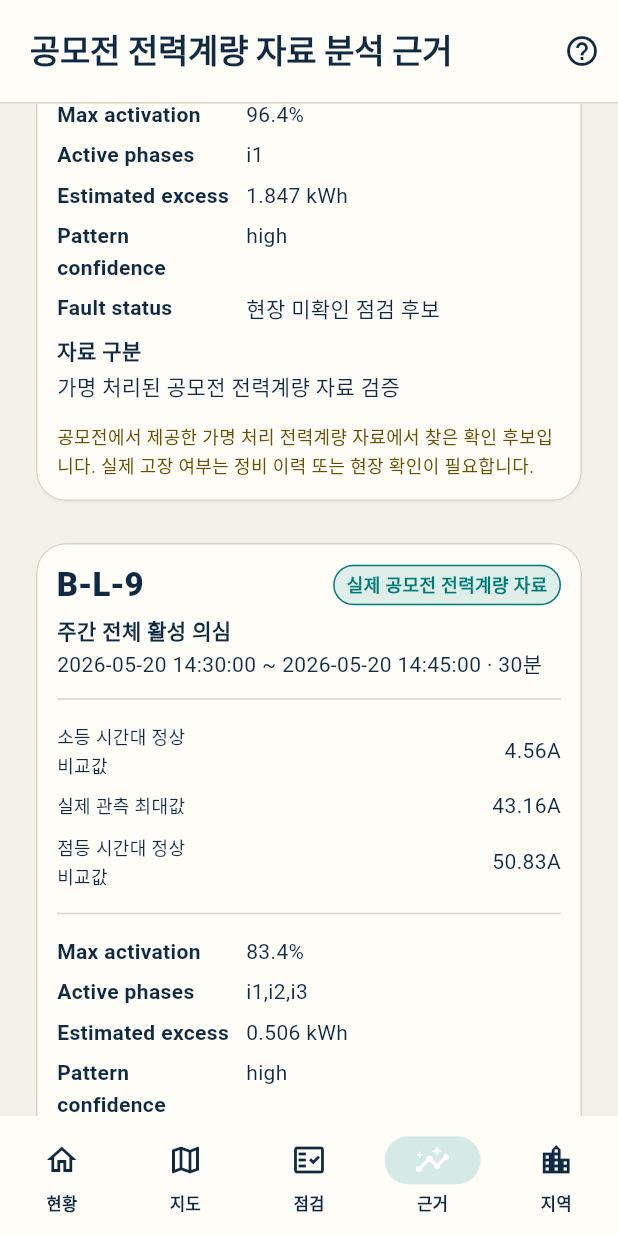
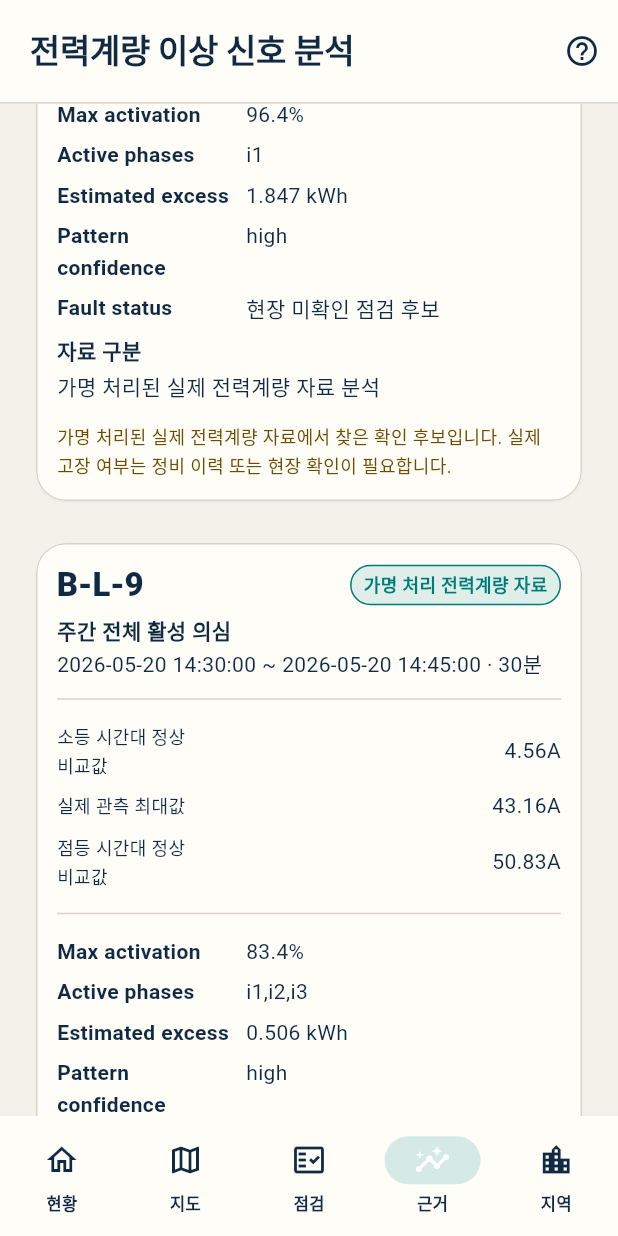
Before and after one commit to good5229/AMI_2026, a Flutter app: the AmiValidationScreen screen opened by its route, scrolled down 576 dp, on a phone screen of 412 x 824 dp. Run offline on Flutter 3.47's test engine with Material 3 defaults, Android fonts, the phone set to English and light mode, and no system bars; our stand-ins replace flutter_map, flutter_riverpod, go_router, latlong2; missing offline and left inert: dart:html; Roboto replaces fonts that are missing (Noto Sans KR).

Commit message:
refactor: remove competition framing from product UI

```diff
--- a/lightguard_app/assets/data/ami_event_windows/replay_manifest.json
+++ b/lightguard_app/assets/data/ami_event_windows/replay_manifest.json
@@ -1,6 +1,6 @@
 {
   "schema_version": "lightguard-ami-replay-v0.3",
-  "source_kind": "anonymized_competition_ami",
+  "source_kind": "anonymized_metering_data",
   "source_workbook_sha256": "c18b49022d1c7dee2117a8d65a07d71351fb1aea8538751b7032867e4081b7d0",
   "source_sheet": "B선로 AMI DATA",
   "extracted_at": "2026-08-20T07:24:23Z",
--- a/lightguard_app/assets/data/context/v07_regional_seasonal_summary.json
+++ b/lightguard_app/assets/data/context/v07_regional_seasonal_summary.json
@@ -233,7 +233,7 @@
   "claim_boundary": "Not field or external regional AMI generalization.",
   "context_year": 2025,
   "external_ami_validation": {
-    "reason": "Competition AMI contains five Busan B-line meters without municipal cabinet mapping; no Gangneung or Chungju field AMI is available.",
+    "reason": "The anonymized metering dataset contains five Busan B-line meters without municipal cabinet mapping; no Gangneung or Chungju field AMI is available.",
     "status": "unavailable"
   },
   "frozen_detector_config": {
--- a/lightguard_app/assets/data/context/v10_real_background_summary.json
+++ b/lightguard_app/assets/data/context/v10_real_background_summary.json
@@ -1,6 +1,6 @@
 {
   "schema_version": "lightguard.v10.real-background-summary.1",
-  "source_mode": "anonymized_competition_ami",
+  "source_mode": "anonymized_metering_data",
   "meters": 5,
   "period": "2026-04-01/2026-06-30",
   "background_pool_units": 200,
--- a/lightguard_app/lib/core/presentation/operational_copy.dart
+++ b/lightguard_app/lib/core/presentation/operational_copy.dart
@@ -54,7 +54,7 @@ String operationalEvidenceSourceLabel(CabinetRecord cabinet) {
     return '검증용 모의 신호';
   }
   if (cabinet.evidenceSource == EvidenceSource.realCompetitionAmi) {
-    return '공모전 제공 전력계량 자료';
+    return '가명 처리 전력계량 자료';
   }
   if (cabinet.signalSource == SignalSource.realMunicipalAmi) {
     return '지자체 연계 전력계량 자료';
--- a/lightguard_app/lib/data/repositories/lightguard_repository.dart
+++ b/lightguard_app/lib/data/repositories/lightguard_repository.dart
@@ -74,7 +74,7 @@ class ValidationEvent {
     );
   }
 
-  String get badge => '실제 공모전 AMI';
+  String get badge => '가명 처리 전력계량 자료';
 }
 
 class LightguardRepository {
--- a/lightguard_app/lib/features/ami_validation/ami_validation_screen.dart
+++ b/lightguard_app/lib/features/ami_validation/ami_validation_screen.dart
@@ -10,10 +10,8 @@ import 'v12r_literature_card.dart';
 import 'v13_external_validation_card.dart';
 import 'v14_physical_external_card.dart';
 import 'v15_target_mechanism_card.dart';
-import 'v16_competition_utility_card.dart';
 import 'municipal_operations_evidence_card.dart';
 import 'nationwide_file_census_card.dart';
-import 'submission_readiness_card.dart';
 
 import '../../core/widgets/app_scaffold.dart';
 import '../../core/widgets/status_badges.dart';
@@ -25,7 +23,7 @@ class AmiValidationScreen extends ConsumerWidget {
   const AmiValidationScreen({super.key});
 
   static const disclaimer =
-      '공모전에서 제공한 가명 처리 전력계량 자료에서 찾은 확인 후보입니다. 실제 고장 여부는 정비 이력 또는 현장 확인이 필요합니다.';
+      '가명 처리된 실제 전력계량 자료에서 찾은 확인 후보입니다. 실제 고장 여부는 정비 이력 또는 현장 확인이 필요합니다.';
 
   @override
   Widget build(BuildContext context, WidgetRef ref) {
@@ -42,7 +40,7 @@ class AmiValidationScreen extends ConsumerWidget {
           const Scaffold(body: Center(child: CircularProgressIndicator())),
       error: (error, _) =>
           const Scaffold(
-            body: Center(child: Text('공모전 전력계량 자료를 불러오지 못했습니다.')),
+            body: Center(child: Text('전력계량 자료를 불러오지 못했습니다.')),
           ),
       data: (events) {
         final featured = events.where(_isFeatured).toList(growable: false);
@@ -53,7 +51,7 @@ class AmiValidationScreen extends ConsumerWidget {
             event.firstSample.startsWith('2026-05-11')).firstOrNull;
 
         return LightguardShell(
-          title: '공모전 전력계량 자료 분석 근거',
+          title: '전력계량 이상 신호 분석',
           child: ListView(
             padding: const EdgeInsets.all(12),
             children: [
@@ -220,10 +218,6 @@ class _V06EvidenceHardening extends StatelessWidget {
             const SizedBox(height: 16),
             const V15TargetMechanismCard(),
             const SizedBox(height: 16),
-            const V16CompetitionUtilityCard(),
-            const SizedBox(height: 16),
-            const SubmissionReadinessCard(),
-            const SizedBox(height: 12),
             const MunicipalOperationsEvidenceCard(),
             const SizedBox(height: 16),
             const NationwideFileCensusCard(),
@@ -439,7 +433,7 @@ class _ActualReplayCard extends StatelessWidget {
         child: Column(
           crossAxisAlignment: CrossAxisAlignment.start,
           children: [
-            Text('가명 처리된 공모전 전력계량 자료 · 실제 시간대별 측정값',
+            Text('가명 처리 전력계량 자료 · 실제 시간대별 측정값',
                 style: Theme.of(context).textTheme.titleMedium),
             const SizedBox(height: 4),
             Text('실제 측정 구간 $windowCount개 · 계량기 ${event.meterId} 대표 구간'),
@@ -577,7 +571,7 @@ class _SummaryCard extends StatelessWidget {
               runSpacing: 8,
               crossAxisAlignment: WrapCrossAlignment.center,
               children: [
-                StatusBadge(type: BadgeType.realAmi, label: '실제 공모전 전력계량 자료'),
+                StatusBadge(type: BadgeType.realAmi, label: '가명 처리 전력계량 자료'),
                 StatusBadge(type: BadgeType.validation, label: '현장 미확인 점검 후보'),
               ],
             ),
@@ -616,7 +610,7 @@ class _CaseStudyCard extends StatelessWidget {
                 Expanded(
                     child: Text(event.meterId,
                         style: Theme.of(context).textTheme.titleLarge)),
-                const StatusBadge(type: BadgeType.realAmi, label: '실제 공모전 전력계량 자료'),
+                const StatusBadge(type: BadgeType.realAmi, label: '가명 처리 전력계량 자료'),
               ],
             ),
             const SizedBox(height: 6),
@@ -634,7 +628,7 @@ class _CaseStudyCard extends StatelessWidget {
                 '${event.estimatedExcessKwh.toStringAsFixed(3)} kWh'),
             _kv('Pattern confidence', event.patternConfidence),
             _kv('Fault status', '현장 미확인 점검 후보'),
-            _kv('자료 구분', '가명 처리된 공모전 전력계량 자료 검증'),
+            _kv('자료 구분', '가명 처리된 실제 전력계량 자료 분석'),
             const SizedBox(height: 10),
             const Text(AmiValidationScreen.disclaimer,
                 style: TextStyle(fontSize: 12, color: Color(0xFF6B4D00))),
@@ -744,7 +738,7 @@ class _EventSummaryCard extends StatelessWidget {
               '${event.estimatedExcessKwh.toStringAsFixed(3)} kWh'),
           _kv('Pattern confidence', event.patternConfidence),
           _kv('Fault status', '현장 미확인 점검 후보'),
-          _kv('자료 구분', '가명 처리된 공모전 전력계량 자료 검증'),
+          _kv('자료 구분', '가명 처리된 실제 전력계량 자료 분석'),
         ],
       ),
     );
--- a/lightguard_app/lib/features/ami_validation/submission_readiness_card.dart
+++ b/lightguard_app/lib/features/ami_validation/submission_readiness_card.dart
@@ -23,7 +23,7 @@ class SubmissionReadinessCard extends StatelessWidget {
                     style: Theme.of(context).textTheme.titleLarge,
                   ),
                 ),
-                const Chip(label: Text('제출 검수 완료')),
+                const Chip(label: Text('운영 흐름 검수 완료')),
               ],
             ),
             const SizedBox(height: 12),
--- a/lightguard_app/lib/features/ami_validation/v16_competition_utility_card.dart
+++ b/lightguard_app/lib/features/ami_validation/v16_competition_utility_card.dart
@@ -4,9 +4,9 @@ class V16CompetitionUtilityContract {
   const V16CompetitionUtilityContract._();
 
   static const status = '탐색 목표를 충족하지 못함';
-  static const title = '공모전 목적과 3단계 업무 분류 기준 비교';
+  static const title = '운영 적용 기준과 3단계 업무 분류 비교';
   static const officialObjective =
-      '사업 적합성 · 개발 용이성 · 아이디어 구체성/완성도 · 활용목적 · 유형효과 · 범용성';
+      '현장 적용성 · 데이터 연결 용이성 · 판정 근거 명확성 · 운영 활용성 · 지역 확장성';
   static const assetScope = '공식 계량기 129개 중 가로등 계량기 5개 · 단상 2개 / 삼상 3개 · 모두 분석 가능';
   static const recovery = '검증용 이상 사례 전달 차이 -21.95%p · 목표 범위인 -10%p 이내를 충족하지 못함';
   static const benign = '검증용 정상 사례 전달 차이 -2.56%p · 목표 범위인 -10%p 이하를 충족하지 못함';
--- a/lightguard_app/lib/features/ami_validation/v19_buyeo_evidence_card.dart
+++ b/lightguard_app/lib/features/ami_validation/v19_buyeo_evidence_card.dart
@@ -6,7 +6,7 @@ class V19BuyeoEvidenceCard extends StatelessWidget {
     Text('독립 지자체 유지관리 유형 - 부여군 공개데이터', style: Theme.of(context).textTheme.titleMedium),
     const SizedBox(height: 8), const Text('주간점등 · 불점등 · 점멸 · 시간조정'),
     const SizedBox(height: 6), const Text('원본 3,437건 중 낮 시간 점등 관련 운영기록 25건을 확인했습니다.'),
-    const SizedBox(height: 6), const Text('부여군 유지관리 기록은 공모전 전력계량 자료와 직접 연결된 고장 정답이 아닙니다.'),
+    const SizedBox(height: 6), const Text('부여군 유지관리 기록은 분석용 전력계량 자료와 직접 연결된 고장 정답이 아닙니다.'),
     const SizedBox(height: 6), const Text('대구 자료로 정한 공통 판정 기준을 다시 조정하지 않고 부여 자료에 적용했습니다. 이는 고장 정확도나 수리시간 단축 효과가 아닙니다.'),
   ])));
 }
--- a/lightguard_app/lib/features/dashboard/dashboard_screen.dart
+++ b/lightguard_app/lib/features/dashboard/dashboard_screen.dart
@@ -117,7 +117,7 @@ class DashboardScreen extends ConsumerWidget {
                     ),
                     _EvidenceMetricCard(
                       key: const Key('dashboard-actual-ami-count'),
-                      label: '공모전 제공 전력계량 자료 분석',
+                      label: '가명 처리 전력계량 자료 분석',
                       value: '${events.length}건',
                       detail:
                           '현장 확인 전 분석 후보 · 추정 초과사용량 ${excessKwh.toStringAsFixed(3)} kWh',
@@ -182,7 +182,7 @@ class DashboardScreen extends ConsumerWidget {
                 Card(
                   child: ListTile(
                     leading: const Icon(Icons.bug_report_outlined),
-                    title: const Text('공모전 전력계량 자료 분석 사례 보기'),
+                    title: const Text('전력계량 자료 분석 사례 보기'),
                     onTap: () => context.go('/ami-events'),
                     trailing: const Icon(Icons.chevron_right),
                   ),
```
Also changed, not shown: 2 other files.
